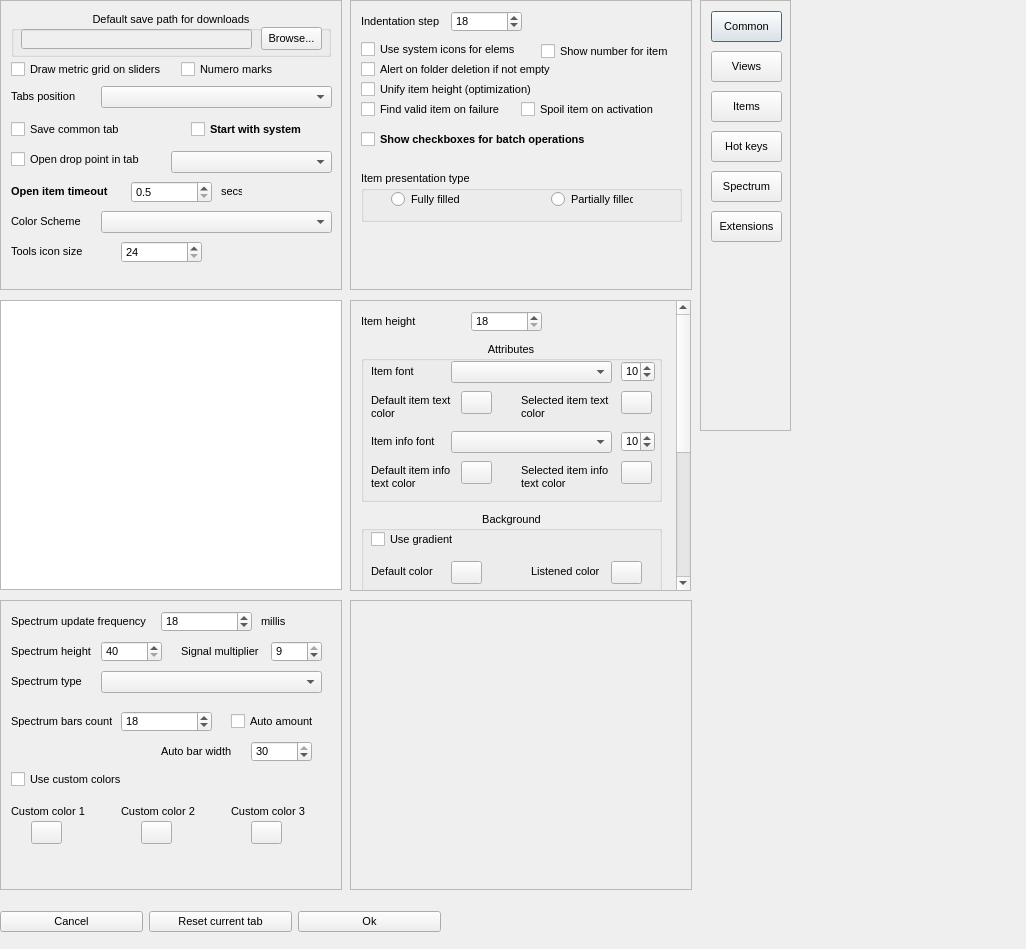
This is dialogs/settings_dialog.ui in jeyboy/playo3 as Qt 5 draws it before an edit. The edited form follows.
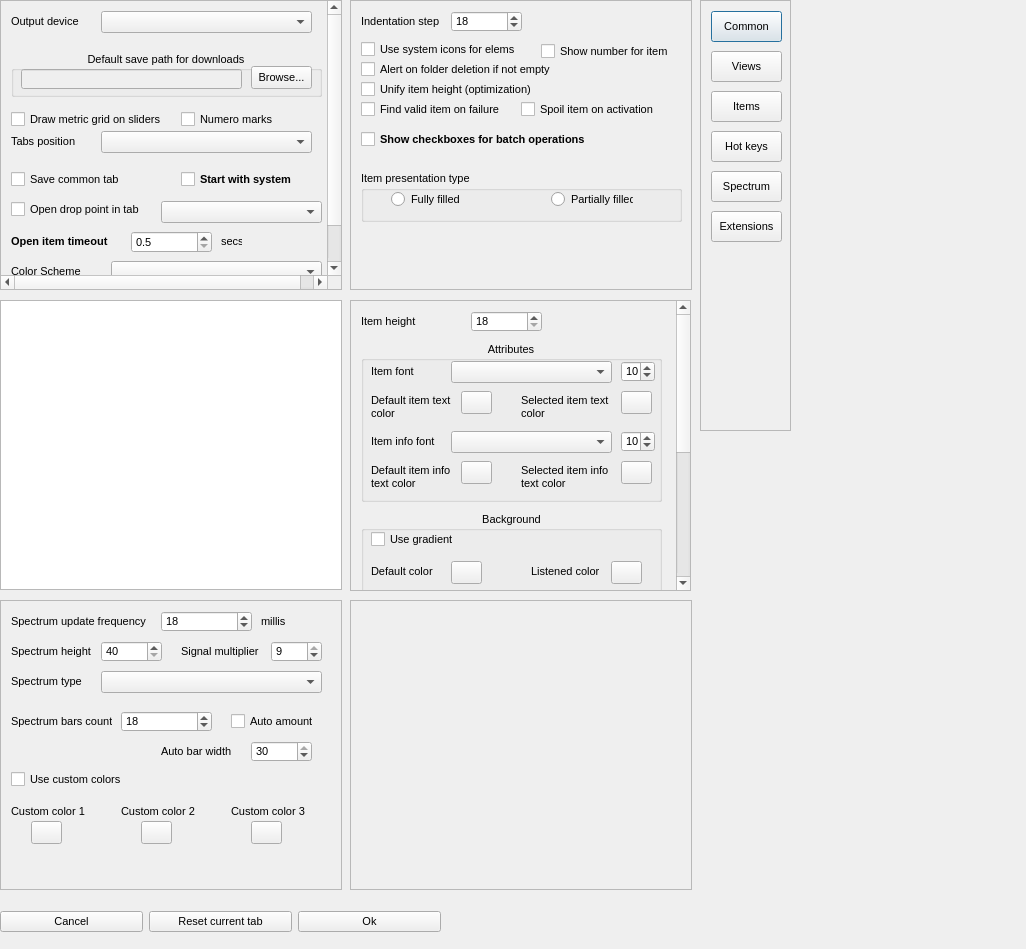
This is the edited form.

Commit message: add output device variation

Diff of the .ui file:
```diff
--- a/dialogs/settings_dialog.ui
+++ b/dialogs/settings_dialog.ui
@@ -1281,15 +1281,15 @@
       <x>0</x>
       <y>0</y>
       <width>340</width>
-      <height>288</height>
+      <height>320</height>
      </rect>
     </property>
     <widget class="QComboBox" name="colorScheme">
      <property name="geometry">
       <rect>
-       <x>100</x>
-       <y>210</y>
-       <width>231</width>
+       <x>110</x>
+       <y>260</y>
+       <width>211</width>
        <height>22</height>
       </rect>
      </property>
@@ -1298,7 +1298,7 @@
      <property name="geometry">
       <rect>
        <x>10</x>
-       <y>60</y>
+       <y>110</y>
        <width>171</width>
        <height>17</height>
       </rect>
@@ -1311,7 +1311,7 @@
      <property name="geometry">
       <rect>
        <x>10</x>
-       <y>180</y>
+       <y>230</y>
        <width>111</width>
        <height>21</height>
       </rect>
@@ -1333,8 +1333,8 @@
     <widget class="QComboBox" name="dropPointTabTypeSelect">
      <property name="geometry">
       <rect>
-       <x>170</x>
-       <y>150</y>
+       <x>160</x>
+       <y>200</y>
        <width>161</width>
        <height>22</height>
       </rect>
@@ -1344,7 +1344,7 @@
      <property name="geometry">
       <rect>
        <x>220</x>
-       <y>180</y>
+       <y>230</y>
        <width>21</width>
        <height>21</height>
       </rect>
@@ -1357,8 +1357,8 @@
      <property name="geometry">
       <rect>
        <x>10</x>
-       <y>10</y>
-       <width>320</width>
+       <y>50</y>
+       <width>311</width>
        <height>46</height>
       </rect>
      </property>
@@ -1376,7 +1376,7 @@
        <rect>
         <x>10</x>
         <y>18</y>
-        <width>231</width>
+        <width>221</width>
         <height>20</height>
        </rect>
       </property>
@@ -1384,8 +1384,8 @@
      <widget class="QPushButton" name="browseButton">
       <property name="geometry">
        <rect>
-        <x>250</x>
-        <y>16</y>
+        <x>240</x>
+        <y>15</y>
         <width>61</width>
         <height>23</height>
        </rect>
@@ -1402,7 +1402,7 @@
      <property name="geometry">
       <rect>
        <x>10</x>
-       <y>210</y>
+       <y>260</y>
        <width>81</width>
        <height>21</height>
       </rect>
@@ -1415,7 +1415,7 @@
      <property name="geometry">
       <rect>
        <x>180</x>
-       <y>60</y>
+       <y>110</y>
        <width>141</width>
        <height>17</height>
       </rect>
@@ -1428,7 +1428,7 @@
      <property name="geometry">
       <rect>
        <x>10</x>
-       <y>120</y>
+       <y>170</y>
        <width>131</width>
        <height>17</height>
       </rect>
@@ -1441,8 +1441,8 @@
      <property name="geometry">
       <rect>
        <x>100</x>
-       <y>85</y>
-       <width>231</width>
+       <y>130</y>
+       <width>211</width>
        <height>22</height>
       </rect>
      </property>
@@ -1451,7 +1451,7 @@
      <property name="geometry">
       <rect>
        <x>10</x>
-       <y>85</y>
+       <y>130</y>
        <width>81</width>
        <height>21</height>
       </rect>
@@ -1463,8 +1463,8 @@
     <widget class="QCheckBox" name="autorunned">
      <property name="geometry">
       <rect>
-       <x>190</x>
-       <y>120</y>
+       <x>180</x>
+       <y>170</y>
        <width>131</width>
        <height>17</height>
       </rect>
@@ -1487,8 +1487,8 @@
      <property name="geometry">
       <rect>
        <x>10</x>
-       <y>150</y>
-       <width>151</width>
+       <y>200</y>
+       <width>141</width>
        <height>17</height>
       </rect>
      </property>
@@ -1500,7 +1500,7 @@
      <property name="geometry">
       <rect>
        <x>130</x>
-       <y>180</y>
+       <y>230</y>
        <width>81</width>
        <height>22</height>
       </rect>
@@ -1522,7 +1522,7 @@
      <property name="geometry">
       <rect>
        <x>10</x>
-       <y>240</y>
+       <y>290</y>
        <width>101</width>
        <height>21</height>
       </rect>
@@ -1538,7 +1538,7 @@
      <property name="geometry">
       <rect>
        <x>120</x>
-       <y>240</y>
+       <y>290</y>
        <width>81</width>
        <height>22</height>
       </rect>
@@ -1550,6 +1550,29 @@
       <number>64</number>
      </property>
     </widget>
+    <widget class="QLabel" name="label_30">
+     <property name="geometry">
+      <rect>
+       <x>10</x>
+       <y>10</y>
+       <width>81</width>
+       <height>21</height>
+      </rect>
+     </property>
+     <property name="text">
+      <string>Output device</string>
+     </property>
+    </widget>
+    <widget class="QComboBox" name="outputDeviceSelect">
+     <property name="geometry">
+      <rect>
+       <x>100</x>
+       <y>10</y>
+       <width>211</width>
+       <height>22</height>
+      </rect>
+     </property>
+    </widget>
    </widget>
   </widget>
   <widget class="QWidget" name="buttons" native="true">
```
Left out of the diff: 2 changed lines with no effect on the pictures. The commit also changes 5 other files.
